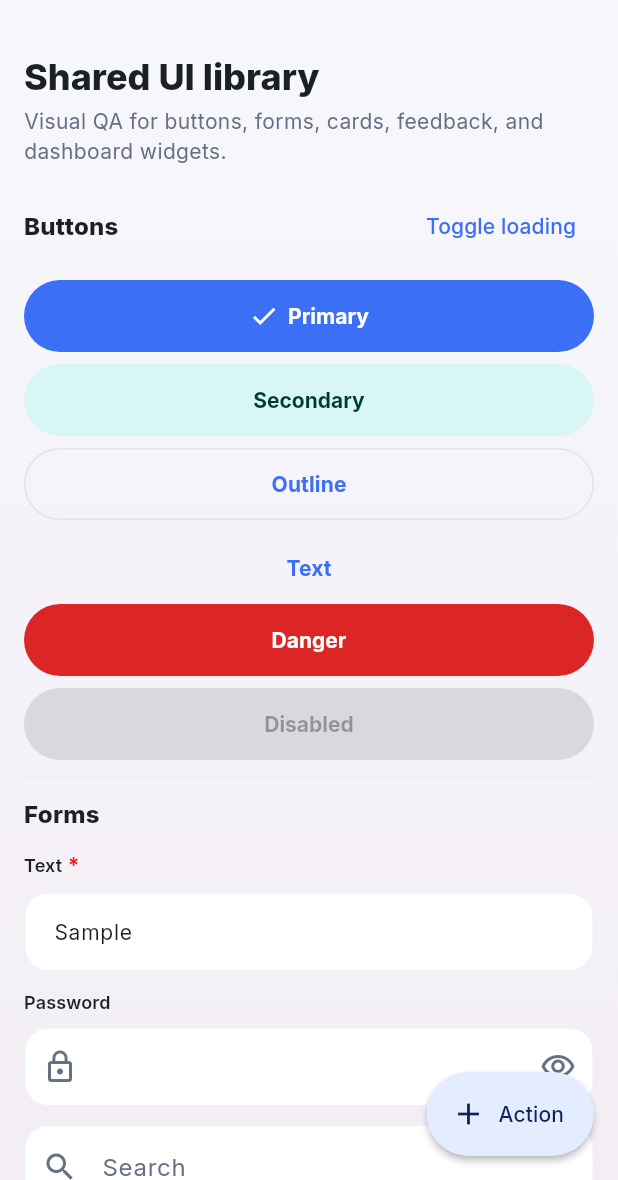
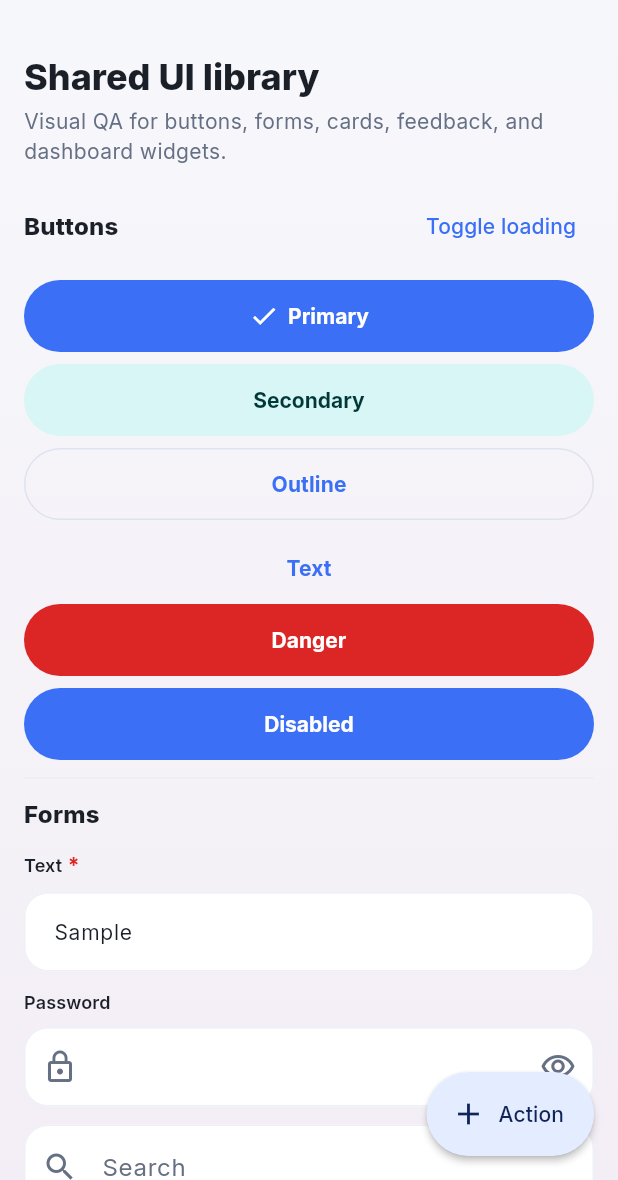
Before and after one commit to jagathprasan/CEBAssist.EDL.App, a Flutter app: the WidgetShowcasePage screen opened directly, on a phone screen of 412 x 824 dp, the part 56-1236 px from its top. Run offline on Flutter 3.47's test engine with Material 3 defaults, Android fonts, the phone set to English and light mode, and no system bars; our stand-ins replace fl_chart, flutter_riverpod, flutter_secure_storage, go_router, google_fonts, shared_preferences; accounts and stored records are empty.

Commit message:
Refactor button styles to enhance loading state visibility and color consistency
- Updated `AppPrimaryButton` to use context colors for loading indicators and button styles.
- Enhanced `AppButton` to apply consistent background and foreground colors for primary and danger variants, ensuring visibility during loading states.
- Adjusted disabled button styles to maintain primary and error color fills for better UI coherence on dark surfaces.

```diff
--- a/lib/core/widgets/app_primary_button.dart
+++ b/lib/core/widgets/app_primary_button.dart
@@ -21,13 +21,14 @@ class AppPrimaryButton extends StatelessWidget {
 
   @override
   Widget build(BuildContext context) {
+    final colors = context.colors;
     final child = isLoading
         ? SizedBox(
             height: 22,
             width: 22,
             child: CircularProgressIndicator(
               strokeWidth: 2.4,
-              color: context.colors.onPrimary,
+              color: colors.onPrimary,
             ),
           )
         : Row(
@@ -44,6 +45,12 @@ class AppPrimaryButton extends StatelessWidget {
 
     final button = FilledButton(
       onPressed: isLoading ? null : onPressed,
+      style: FilledButton.styleFrom(
+        // Keep the primary fill while loading so the button stays visible
+        // on dark surfaces (Material's default disabled tint is too muted).
+        disabledBackgroundColor: colors.primary,
+        disabledForegroundColor: colors.onPrimary,
+      ),
       child: child,
     );
 
--- a/lib/shared/widgets/buttons/app_buttons.dart
+++ b/lib/shared/widgets/buttons/app_buttons.dart
@@ -111,14 +111,21 @@ class AppButton extends StatelessWidget {
       ),
     );
 
+    final primaryFill = backgroundColor ?? context.colors.primary;
+    final dangerFill = backgroundColor ?? context.colors.error;
+
     final button = switch (variant) {
       AppButtonVariant.primary => FilledButton(
         onPressed: enabled ? onPressed : null,
-        style: backgroundColor == null
-            ? style
-            : style.copyWith(
-                backgroundColor: WidgetStatePropertyAll(backgroundColor),
-              ),
+        style: style.copyWith(
+          backgroundColor: WidgetStatePropertyAll(primaryFill),
+          foregroundColor: WidgetStatePropertyAll(context.colors.onPrimary),
+          // Keep primary fill while loading; default disabled tint vanishes in dark mode.
+          disabledBackgroundColor: WidgetStatePropertyAll(primaryFill),
+          disabledForegroundColor: WidgetStatePropertyAll(
+            context.colors.onPrimary,
+          ),
+        ),
         child: child,
       ),
       AppButtonVariant.secondary => FilledButton.tonal(
@@ -139,10 +146,12 @@ class AppButton extends StatelessWidget {
       AppButtonVariant.danger => FilledButton(
         onPressed: enabled ? onPressed : null,
         style: style.copyWith(
-          backgroundColor: WidgetStatePropertyAll(
-            backgroundColor ?? context.colors.error,
+          backgroundColor: WidgetStatePropertyAll(dangerFill),
+          foregroundColor: WidgetStatePropertyAll(context.colors.onError),
+          disabledBackgroundColor: WidgetStatePropertyAll(dangerFill),
+          disabledForegroundColor: WidgetStatePropertyAll(
+            context.colors.onError,
           ),
-          foregroundColor: WidgetStatePropertyAll(context.colors.onError),
         ),
         child: child,
       ),
```
